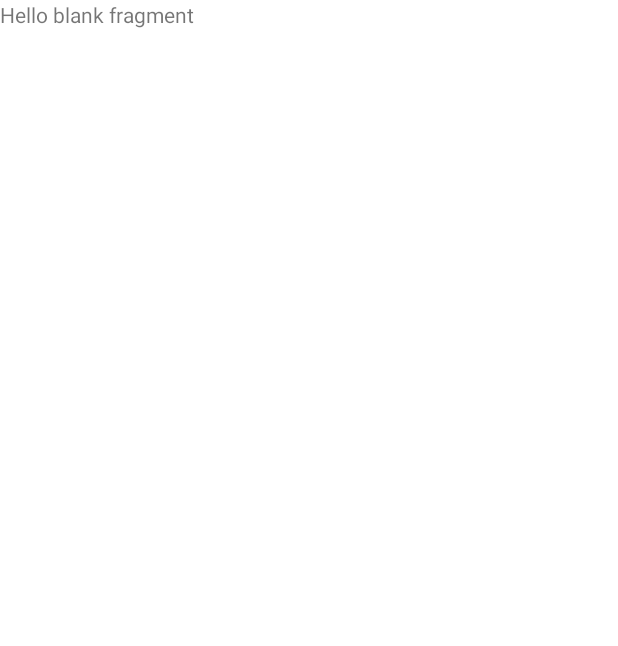
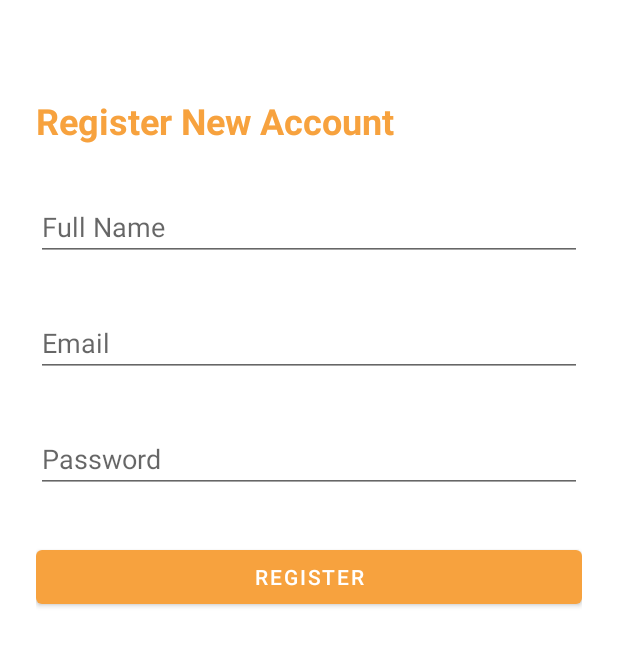
Before and after one commit to yamlakyam/Rent-A-Car, an Android app: the RegistrationFragment screen opened through its navigation route, on a phone screen of 412 x 824 dp. Before the commit the part shown is almost empty. Shown: the top 646 px of the screen. Run offline under Robolectric (Android 15) with nearby library versions, the phone set to English and light mode, and no system bars.

Commit message:
design for the register page completed

```diff
--- a/app/src/main/res/layout/fragment_registration.xml
+++ b/app/src/main/res/layout/fragment_registration.xml
@@ -1,14 +1,70 @@
 <?xml version="1.0" encoding="utf-8"?>
-<FrameLayout xmlns:android="http://schemas.android.com/apk/res/android"
+<androidx.constraintlayout.widget.ConstraintLayout xmlns:android="http://schemas.android.com/apk/res/android"
+    xmlns:app="http://schemas.android.com/apk/res-auto"
     xmlns:tools="http://schemas.android.com/tools"
     android:layout_width="match_parent"
     android:layout_height="match_parent"
+    android:paddingStart="24dp"
+    android:paddingEnd="24dp"
     tools:context=".RegistrationFragment">
 
-    <!-- TODO: Update blank fragment layout -->
     <TextView
-        android:layout_width="match_parent"
-        android:layout_height="match_parent"
-        android:text="@string/hello_blank_fragment" />
+        android:id="@+id/textView2"
+        android:layout_width="0dp"
+        android:layout_height="wrap_content"
+        android:layout_marginTop="64dp"
+        android:text="Register New Account"
+        android:textColor="#f7a23e"
+        android:textSize="24sp"
+        android:textStyle="bold"
+        app:layout_constraintEnd_toEndOf="parent"
+        app:layout_constraintStart_toStartOf="parent"
+        app:layout_constraintTop_toTopOf="parent" />
 
-</FrameLayout>
+    <EditText
+        android:id="@+id/editTextTextPersonName2"
+        android:layout_width="0dp"
+        android:layout_height="wrap_content"
+        android:layout_marginTop="32dp"
+        android:ems="10"
+        android:hint="Full Name"
+        android:inputType="textPersonName"
+        app:layout_constraintEnd_toEndOf="parent"
+        app:layout_constraintStart_toStartOf="parent"
+        app:layout_constraintTop_toBottomOf="@+id/textView2" />
+
+    <EditText
+        android:id="@+id/editTextTextEmailAddress"
+        android:layout_width="0dp"
+        android:layout_height="wrap_content"
+        android:layout_marginTop="32dp"
+        android:ems="10"
+        android:hint="Email"
+        android:inputType="textEmailAddress"
+        app:layout_constraintEnd_toEndOf="parent"
+        app:layout_constraintStart_toStartOf="parent"
+        app:layout_constraintTop_toBottomOf="@+id/editTextTextPersonName2" />
+
+    <EditText
+        android:id="@+id/editTextTextPassword2"
+        android:layout_width="0dp"
+        android:layout_height="wrap_content"
+        android:layout_marginTop="32dp"
+        android:ems="10"
+        android:hint="Password"
+        android:inputType="textPassword"
+        app:layout_constraintEnd_toEndOf="parent"
+        app:layout_constraintStart_toStartOf="parent"
+        app:layout_constraintTop_toBottomOf="@+id/editTextTextEmailAddress" />
+
+    <Button
+        android:id="@+id/button2"
+        android:layout_width="0dp"
+        android:layout_height="wrap_content"
+        android:layout_marginTop="32dp"
+        android:text="register"
+        app:layout_constraintEnd_toEndOf="@+id/editTextTextPassword2"
+        app:layout_constraintStart_toStartOf="@+id/editTextTextPassword2"
+        app:layout_constraintTop_toBottomOf="@+id/editTextTextPassword2" />
+
+</androidx.constraintlayout.widget.ConstraintLayout>
```
